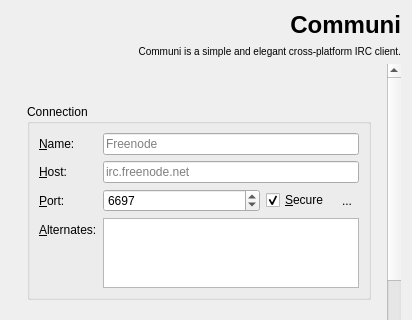
Qt form src/app/connectpage.ui (communi/communi-desktop) before a commit; both pictures show x 0 to 412 and y 0 to 320 of the 412 by 458 pixel window.
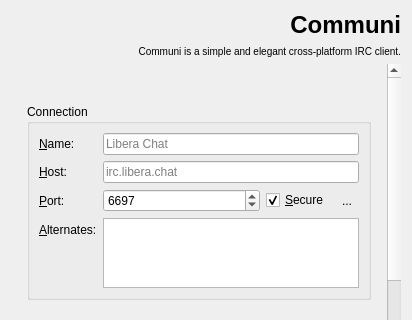
The same form after that commit. Icons and pictures are not drawn.

Commit message: Change default irc server from freenode to Libera Chat. Part of #144.

What changed in the file:
```diff
--- a/src/app/connectpage.ui
+++ b/src/app/connectpage.ui
@@ -116,7 +116,7 @@
           <item row="0" column="1">
            <widget class="QLineEdit" name="displayNameField">
             <property name="placeholderText">
-             <string>Freenode</string>
+             <string>Libera Chat</string>
             </property>
            </widget>
           </item>
@@ -136,7 +136,7 @@
              <set>Qt::ImhUrlCharactersOnly</set>
             </property>
             <property name="placeholderText">
-             <string>irc.freenode.net</string>
+             <string>irc.libera.chat</string>
             </property>
            </widget>
           </item>
```
The commit also changes 1 other file.
